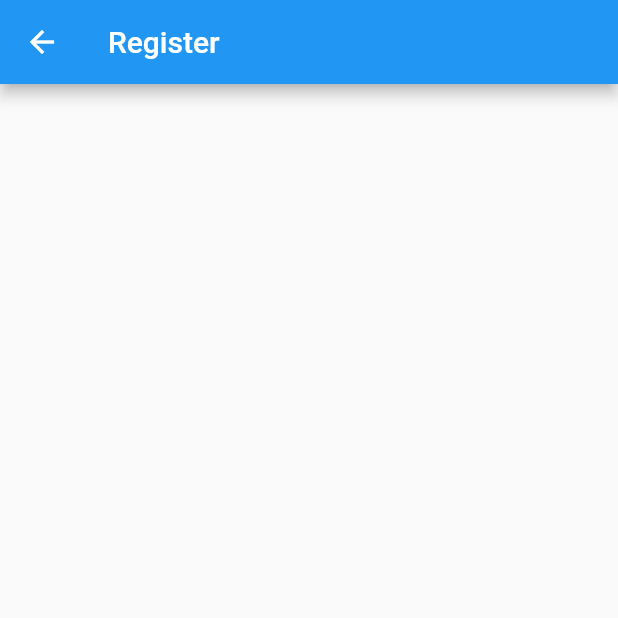
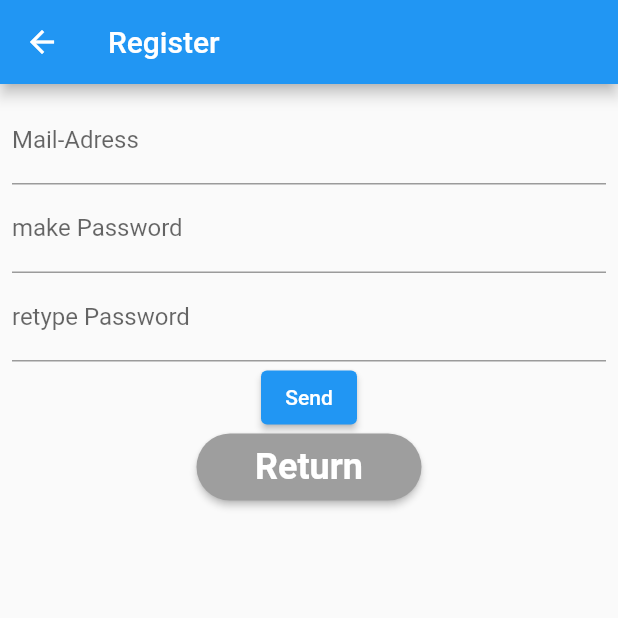
Before and after one commit to schezo817/shaberunkun, a Flutter app: the Register screen opened directly, on a phone screen of 412 x 824 dp, the top half of it. Run offline on Flutter 3.47's test engine with Material 2 defaults, Android fonts, the light colour scheme and no system bars; our stand-ins replace cloud_firestore, firebase_auth, firebase_core, flutter_secure_storage; accounts and stored records are empty; network calls fail.

Commit message:
ver0.2.0 Register画面の実装とLogin画面の実装(FireBaseを利用)

```diff
--- /dev/null
+++ b/lib/function/my_widget.dart
@@ -0,0 +1,10 @@
+import 'package:flutter/material.dart';
+import 'package:flutter_secure_storage/flutter_secure_storage.dart';
+
+class MyWidget{
+  static const storage = FlutterSecureStorage();
+
+  static EdgeInsets paddingSize() {
+    return const EdgeInsets.all(8);
+  }
+}
--- a/lib/page/register.dart
+++ b/lib/page/register.dart
@@ -1,6 +1,10 @@
 import 'package:flutter/material.dart';
+import 'package:shaberunkun/function/my_widget.dart';
+import 'package:shaberunkun/page/first_page.dart';
 
 import '../function/func.dart';
+import '../main.dart';
+import 'chat.dart';
 
 class Register extends StatefulWidget {
   @override
@@ -8,6 +12,22 @@ class Register extends StatefulWidget {
 }
 
 class _RegisterState extends State<Register> {
+  //文字をサーバーに送るために覚えておく変数
+  final idController = TextEditingController();
+  String _id = '';
+  final passwordController = TextEditingController();
+  String _password = '';
+  final rePasswordController = TextEditingController();
+  String _rePassword = '';
+
+  @override
+  void dispose() {
+    idController.dispose();
+    passwordController.dispose();
+    rePasswordController.dispose();
+    super.dispose();
+  }
+
   @override
   Widget build(BuildContext context) {
     return WillPopScope(
@@ -20,10 +40,73 @@ class _RegisterState extends State<Register> {
           title: Text("Register"),
         ),
         body: Container(
-          alignment: Alignment.center,
-          padding: const EdgeInsets.all(8),
-          child: Column(
-            children: <Widget>[],
+          width: double.infinity,
+          padding: MyWidget.paddingSize(),
+          child: SingleChildScrollView(
+            child: Column(
+              crossAxisAlignment: CrossAxisAlignment.center,
+              children: <Widget>[
+                Column(
+                  children: <Widget>[
+                    TextFormField(
+                      controller: idController,
+                      //入力可能キーボード
+                      decoration: const InputDecoration(
+                        hintText: 'please your e-mail',
+                        labelText: 'Mail-Adress',
+                      ),
+                    ),
+                    TextFormField(
+                      controller: passwordController,
+                      obscureText: true,
+                      decoration: const InputDecoration(
+                        hintText: 'please make your password',
+                        labelText: 'make Password',
+                      ),
+                    ),
+                    TextFormField(
+                      controller: rePasswordController,
+                      obscureText: true,
+                      decoration: const InputDecoration(
+                        hintText: 'please enter your password again',
+                        labelText: 'retype Password',
+                      ),
+                    ),
+                  ],
+                ),
+                //登録完了ダイアログを表示する
+                ElevatedButton(
+                  child: Text(
+                    'Send',
+                  ),
+                  onPressed: () async {
+                    _id = idController.text;
+                    _password = passwordController.text;
+                    _rePassword = rePasswordController.text;
+                    if (_id.contains('@') &&
+                        _password != '' &&
+                        _rePassword != '' &&
+                        _password == _rePassword) {
+                      try {
+                        await auth.createUserWithEmailAndPassword(
+                          email: _id,
+                          password: _password,
+                        );
+                        await MyWidget.storage
+                            .write(key: _id, value: _password);
+                        await Func.movePage(context, Chat());
+                      } catch (e) {
+                        print(e.toString());
+                      }
+                    } else {
+                      print("入力が不正です。");
+                    }
+                  },
+                ),
+                Func.haveTextButton(
+                    context, FirstPage(), 44.7, 150, 'Return', Colors.grey, Colors.white),
+              ],
+            ),
           ),
         ),
       ),
```
Also changed, not shown: lib/function/firebase_auth_error.dart (added, +91 -0 lines), lib/function/firebase_auth_login.dart (added, +57 -0 lines), lib/main.dart (+5 -5 lines), lib/page/first_page.dart (+4 -4 lines), lib/page/login.dart (added, +103 -0 lines), pubspec.yaml (+4 -29 lines), pubspec.lock, 6 other files.
